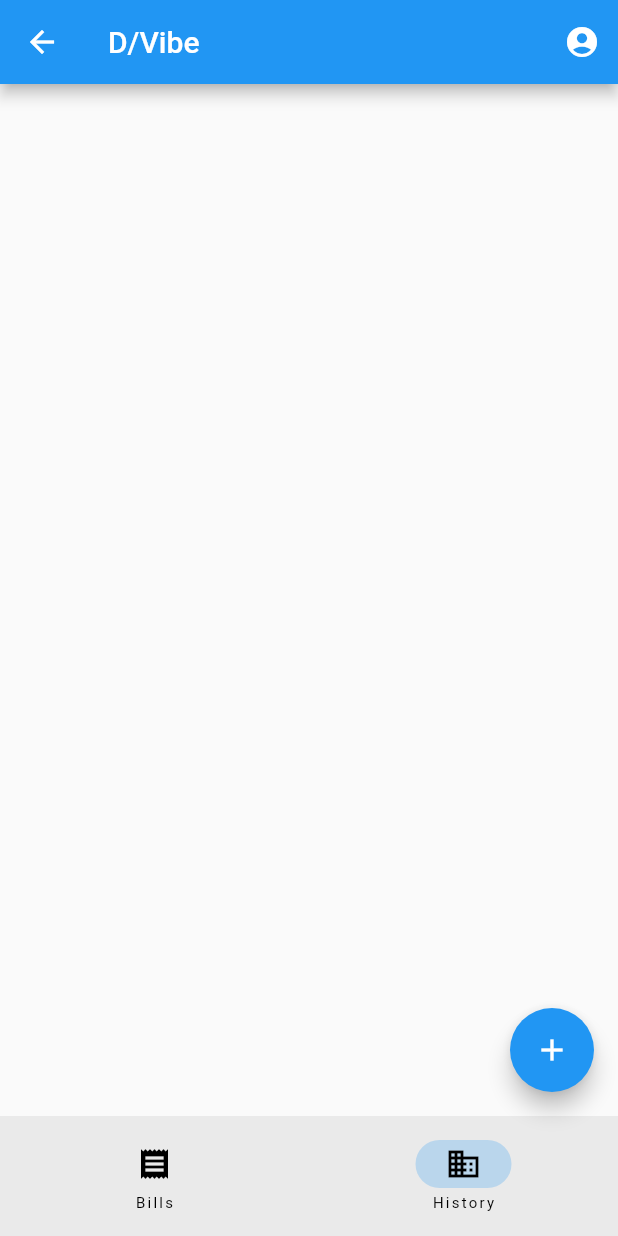
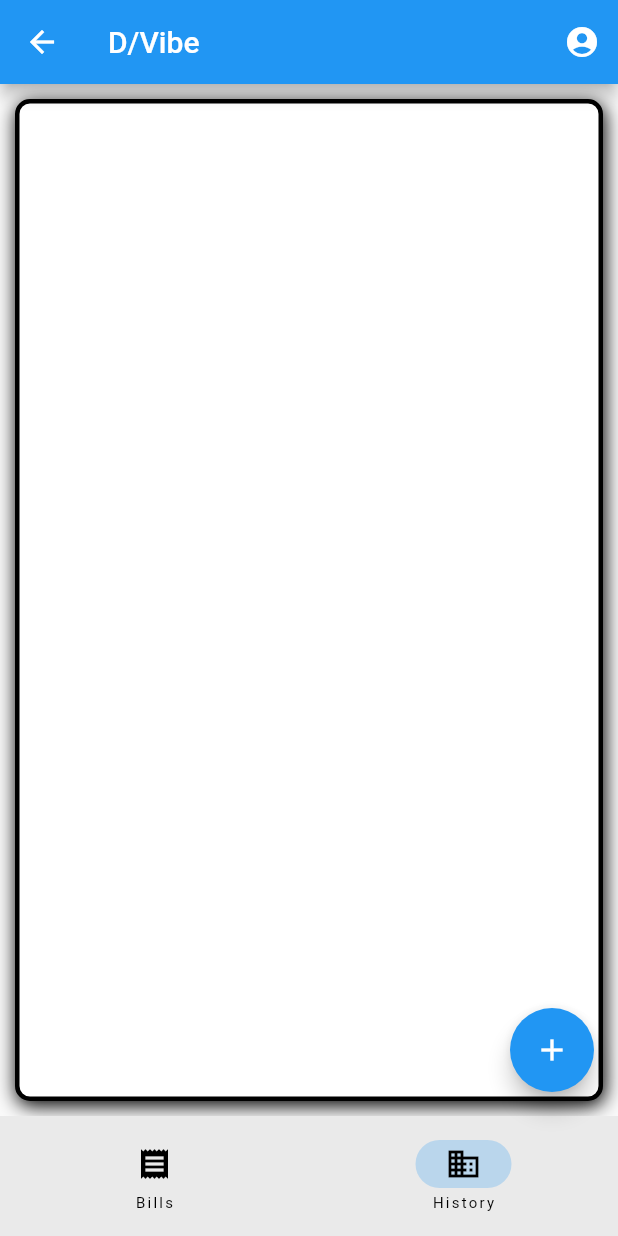
Before and after one commit to Shalini11g/dvibe, a Flutter app: the DashboardPage screen opened by its route, item 2 of the bottom bar chosen, on a phone screen of 412 x 824 dp. Run offline on Flutter 3.47's test engine with Material 2 defaults, Android fonts, the phone set to English and light mode, and no system bars; our stand-ins replace cloud_firestore, firebase_auth, firebase_core, flutter_contacts; accounts and stored records are empty.

Commit message:
historyLoginInteragtionUpdates

```diff
--- a/lib/history_page.dart
+++ b/lib/history_page.dart
@@ -1,10 +1,85 @@
+import 'package:cloud_firestore/cloud_firestore.dart';
 import 'package:flutter/material.dart';
+import 'package:bill_splitter/Model/item.dart';
 
-class HistoryPage extends StatelessWidget {
+class HistoryPage extends StatefulWidget {
   const HistoryPage({super.key});
 
   @override
+  State<HistoryPage> createState() => _HistoryPageState();
+}
+
+class _HistoryPageState extends State<HistoryPage> {
+  List<Item> transactionsList = [];
+  @override
+  void initState() {
+    fetchRecords();
+    super.initState();
+  }
+
+  fetchRecords() async {
+    var records =
+        await FirebaseFirestore.instance.collection('transactions').get();
+    mapRecords(records);
+  }
+
+  mapRecords(QuerySnapshot<Map<String, dynamic>> records) {
+    var _list = records.docs
+        .map(
+          (item) => Item(
+            amount: item['amount'],
+            contact: item['contact'],
+            id: item.id,
+            name: item['name'],
+            paymentStatus: item['payment_status'],
+            remark: item['remark'],
+            time: item['time'],
+          ),
+        )
+        .toList();
+
+    setState(() {
+      transactionsList = _list;
+    });
+  }
+
   Widget build(BuildContext context) {
-    return Container();
+    // return Scaffold(
+    //   body: ListView.builder(
+    //     itemCount: transactionsList.length,
+    //     itemBuilder: (context, index) {
+    //       return ListTile(
+    //         title: Text(transactionsList[index].name),
+    //         subtitle: Text(transactionsList[index].amount),
+    //       );
+    //     },
+    //   ),
+    // );
+
+    return Container(
+      margin: const EdgeInsets.all(10),
+      padding: const EdgeInsets.all(10),
+      alignment: Alignment.center,
+      decoration: BoxDecoration(
+          color: Colors.white,
+          border: Border.all(
+              color: Colors.black, // Set border color
+              width: 3.0), // Set border width
+          borderRadius: const BorderRadius.all(
+              Radius.circular(10.0)), // Set rounded corner radius
+          boxShadow: const [
+            BoxShadow(blurRadius: 10, color: Colors.black, offset: Offset(1, 3))
+          ] // Make rounded corner of border
+          ),
+      child: ListView.builder(
+        itemCount: transactionsList.length,
+        itemBuilder: (context, index) {
+          return ListTile(
+            title: Text(transactionsList[index].name),
+            subtitle: Text(transactionsList[index].amount),
+          );
+        },
+      ),
+    );
   }
 }
--- /dev/null
+++ b/lib/model/item.dart
@@ -0,0 +1,49 @@
+// To parse this JSON data, do
+//
+//     final welcome = welcomeFromJson(jsonString);
+
+import 'dart:convert';
+
+Item itemFromJson(String str) => Item.fromJson(json.decode(str));
+
+String itemToJson(Item data) => json.encode(data.toJson());
+
+class Item {
+  Item({
+    required this.amount,
+    required this.contact,
+    required this.id,
+    required this.name,
+    required this.paymentStatus,
+    required this.remark,
+    required this.time,
+  });
+
+  String amount;
+  String contact;
+  String id;
+  String name;
+  String paymentStatus;
+  String remark;
+  String time;
+
+  factory Item.fromJson(Map<String, dynamic> json) => Item(
+        amount: json["amount"],
+        contact: json["contact"],
+        id: json["id"],
+        name: json["name"],
+        paymentStatus: json["payment_status"],
+        remark: json["remark"],
+        time: json["time"],
+      );
+
+  Map<String, dynamic> toJson() => {
+        "amount": amount,
+        "contact": contact,
+        "id": id,
+        "name": name,
+        "payment_status": paymentStatus,
+        "remark": remark,
+        "time": time,
+      };
+}
--- a/pubspec.yaml
+++ b/pubspec.yaml
@@ -38,6 +38,9 @@ dependencies:
   cupertino_icons: ^1.0.2
   firebase_core: ^2.4.0
   firebase_auth: ^4.2.1
+  firebase_database: ^10.0.9
+  cloud_firestore: ^4.3.1
+
 
   # access to the contact
   flutter_contacts: ^1.1.5+1
```
Also changed, not shown: lib/bills_page.dart (+29 -13 lines), lib/model/firebaseDatabase.dart (+65 -38 lines), lib/view/sm_amount_comment.dart (+34 -30 lines), pubspec.lock, 2 other files.
